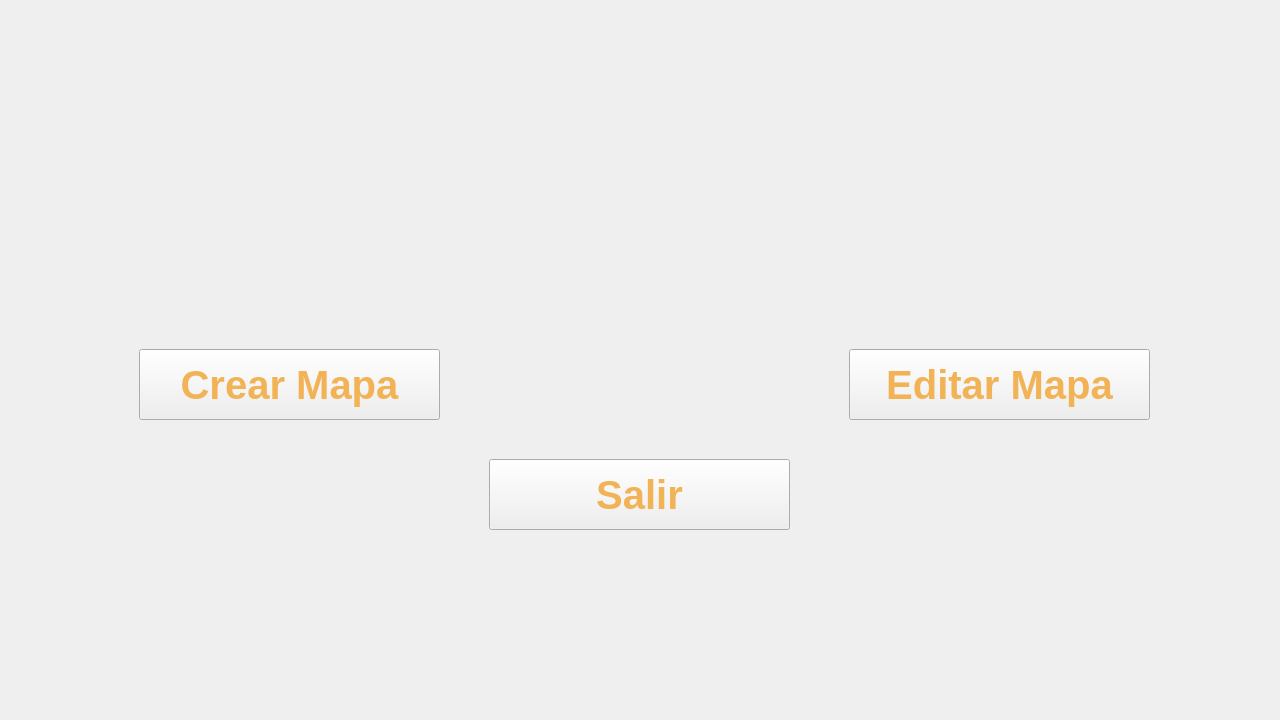
First picture: the form in editor/ventanaeditor.ui, repository Nahuelfranco12/TP-TALLER-DE-PROGRAMACION-G9-2C26, before the edit.
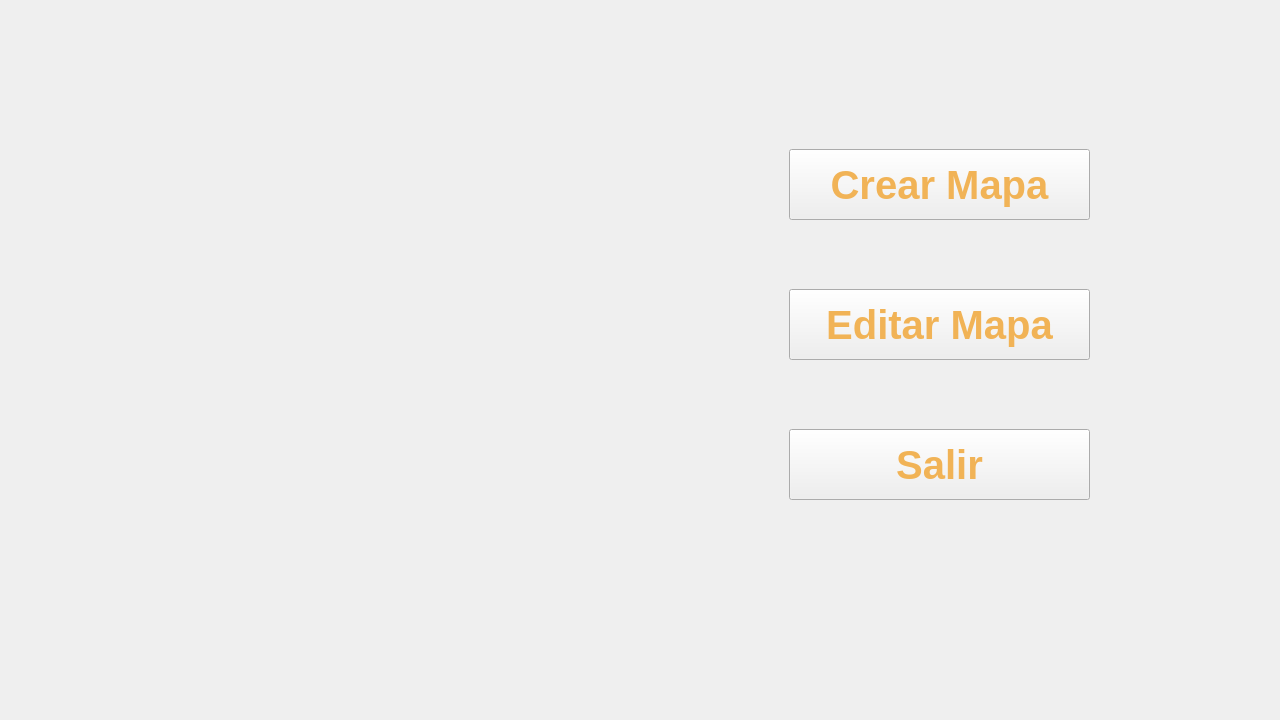
Second picture: the form after the edit. Icons and pictures are not drawn.

Commit message: avance del editor

```diff
--- a/editor/ventanaeditor.ui
+++ b/editor/ventanaeditor.ui
@@ -31,8 +31,8 @@
        <widget class="QPushButton" name="botonEditorCrearMapa">
         <property name="geometry">
          <rect>
-          <x>130</x>
-          <y>340</y>
+          <x>780</x>
+          <y>140</y>
           <width>301</width>
           <height>71</height>
          </rect>
@@ -57,8 +57,8 @@
        <widget class="QPushButton" name="botonEditorMapa">
         <property name="geometry">
          <rect>
-          <x>840</x>
-          <y>340</y>
+          <x>780</x>
+          <y>280</y>
           <width>301</width>
           <height>71</height>
          </rect>
@@ -83,8 +83,8 @@
        <widget class="QLabel" name="cartelMPEditor">
         <property name="geometry">
          <rect>
-          <x>420</x>
-          <y>20</y>
+          <x>140</x>
+          <y>110</y>
           <width>401</width>
           <height>251</height>
          </rect>
@@ -101,8 +101,8 @@
        <widget class="QLabel" name="letraEDITOR">
         <property name="geometry">
          <rect>
-          <x>430</x>
-          <y>300</y>
+          <x>140</x>
+          <y>350</y>
           <width>411</width>
           <height>141</height>
          </rect>
@@ -119,8 +119,8 @@
        <widget class="QPushButton" name="botonEditorSalir">
         <property name="geometry">
          <rect>
-          <x>480</x>
-          <y>450</y>
+          <x>780</x>
+          <y>420</y>
           <width>301</width>
           <height>71</height>
          </rect>
```
Left out of the diff: 16 changed lines with no effect on the pictures. The commit also changes 1 other file.
